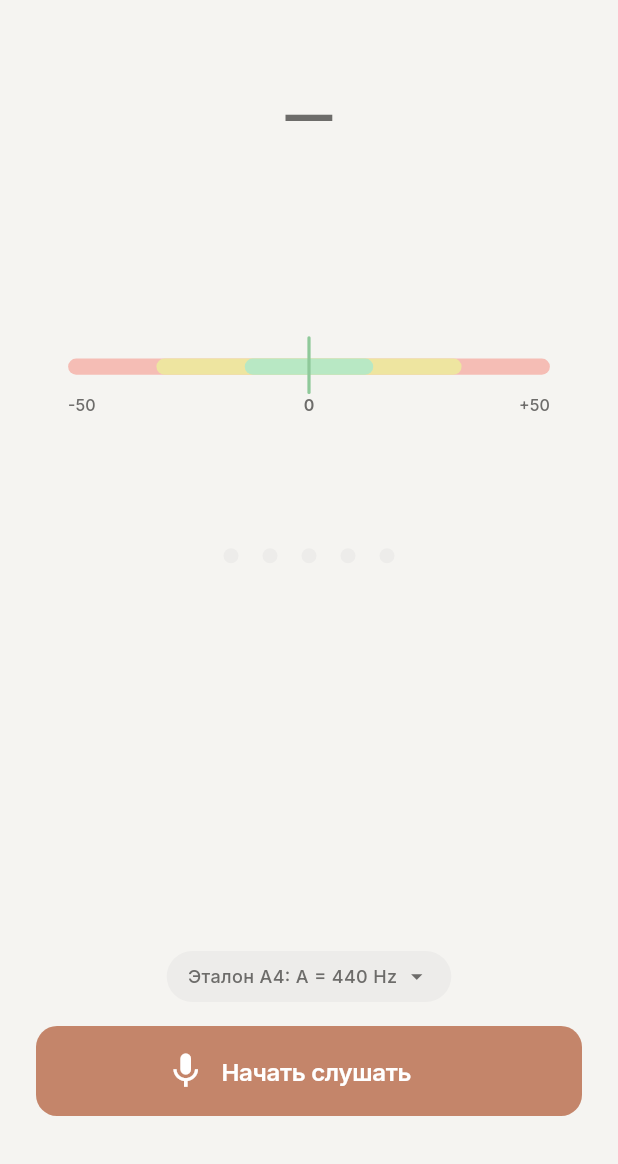
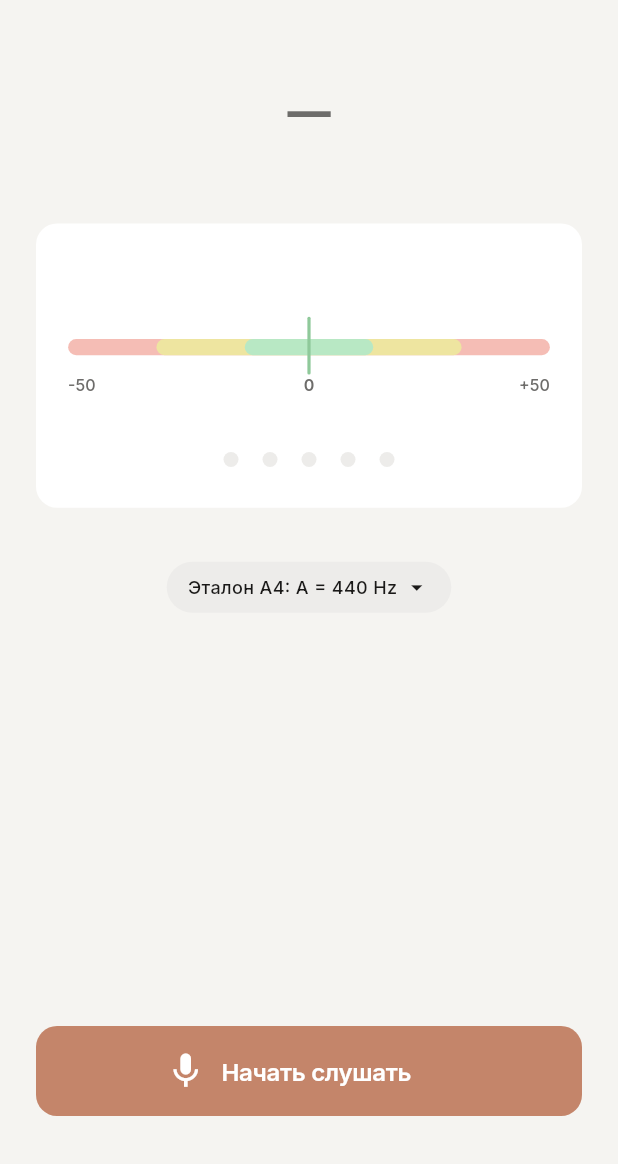
Before and after one commit to matolg/tono, a Flutter app: the TunerScreen screen opened by its route, on a phone screen of 412 x 824 dp, the part 72-1236 px from its top. Run offline on Flutter 3.47's test engine with Material 3 defaults, Android fonts, the phone set to English and light mode, and no system bars; our stand-ins replace flutter_riverpod, go_router, google_fonts, permission_handler, shared_preferences; missing offline and left inert: record; accounts and stored records are empty.

Commit message:
fix: tuner UI design corrections

```diff
--- a/lib/features/tuner/presentation/tuner_screen.dart
+++ b/lib/features/tuner/presentation/tuner_screen.dart
@@ -31,7 +31,7 @@ class _TunerScreenState extends ConsumerState<TunerScreen> {
     final notifier = ref.read(tunerProvider.notifier);
     final isDark = Theme.of(context).brightness == Brightness.dark;
 
-    // Haptic feedback when entering/leaving in-tune zone (|cents| <= 5)
+    // Haptic feedback when entering in-tune zone (|cents| <= 5)
     final inTune =
         state.status == TunerStatus.detected &&
         state.cents != null &&
@@ -43,9 +43,9 @@ class _TunerScreenState extends ConsumerState<TunerScreen> {
 
     final isListening = state.status == TunerStatus.listening ||
         state.status == TunerStatus.detected;
-
     final textSecondary =
         isDark ? AppColors.textSecondaryDark : AppColors.textSecondary;
+    final frameColor = isDark ? AppColors.surfaceDark : AppColors.surface;
 
     return Scaffold(
       appBar: AppBarWidget(title: l10n.screenTunerTitle, showBack: true),
@@ -63,47 +63,74 @@ class _TunerScreenState extends ConsumerState<TunerScreen> {
                 frequency: state.frequency,
               ),
 
-              const SizedBox(height: 24),
+              const SizedBox(height: 16),
 
-              // ── Gauge ─────────────────────────────────────────────────────
-              SizedBox(
-                width: double.infinity,
+              // ── Gauge Frame (card with gauge + octave dots inside) ─────────
+              Container(
+                decoration: BoxDecoration(
+                  color: frameColor,
+                  borderRadius: BorderRadius.circular(14),
+                ),
+                child: ClipRRect(
+                  borderRadius: BorderRadius.circular(14),
                   child: AspectRatio(
                     aspectRatio: 340 / 177,
+                    child: LayoutBuilder(
+                      builder: (_, constraints) {
+                        final h = constraints.maxHeight;
+                        return Stack(
+                          children: [
+                            // Gauge bars, needle, labels
+                            Positioned.fill(
                               child: GaugeWidget(
                                 cents: state.status == TunerStatus.detected
                                     ? state.cents
                                     : null,
                               ),
                             ),
-              ),
-
-              const SizedBox(height: 12),
-
-              // ── Octave dots ───────────────────────────────────────────────
-              OctaveDots(
-                octave: state.status == TunerStatus.detected
+                            // Octave dots at y=127 in 177px design space
+                            Positioned(
+                              top: h * 127 / 177,
+                              left: 0,
+                              right: 0,
+                              height: h * 40 / 177,
+                              child: Center(
+                                child: OctaveDots(
+                                  octave:
+                                      state.status == TunerStatus.detected
                                           ? state.octave
                                           : null,
+                                ),
+                              ),
+                            ),
+                          ],
+                        );
+                      },
+                    ),
+                  ),
+                ),
               ),
 
               const SizedBox(height: 8),
 
               // ── Status label ──────────────────────────────────────────────
+              if (state.status == TunerStatus.listening)
                 Text(
-                _statusLabel(state, l10n),
+                  l10n.tunerListening,
                   style: AppTextStyles.bodyM(color: textSecondary),
-              ),
+                )
+              else
+                const SizedBox(height: 20),
 
-              const Spacer(),
+              const SizedBox(height: 8),
 
-              // ── Reference selector ────────────────────────────────────────
+              // ── Reference selector (directly below gauge) ─────────────────
               TuningReferenceSelector(
                 referenceA4: state.referenceA4,
                 onChanged: notifier.setReferenceA4,
               ),
 
-              const SizedBox(height: 16),
+              const Spacer(),
 
               // ── Error message ─────────────────────────────────────────────
               if (state.status == TunerStatus.error)
@@ -136,13 +163,4 @@ class _TunerScreenState extends ConsumerState<TunerScreen> {
       ),
     );
   }
-
-  String _statusLabel(TunerState state, AppLocalizations l10n) {
-    return switch (state.status) {
-      TunerStatus.idle => '',
-      TunerStatus.listening => l10n.tunerListening,
-      TunerStatus.detected => '',
-      TunerStatus.error => '',
-    };
 }
-}
--- a/lib/features/tuner/presentation/widgets/note_display.dart
+++ b/lib/features/tuner/presentation/widgets/note_display.dart
@@ -20,10 +20,9 @@ class NoteDisplay extends StatelessWidget {
   @override
   Widget build(BuildContext context) {
     final isDark = Theme.of(context).brightness == Brightness.dark;
-    final primary = isDark ? AppColors.primaryDark : AppColors.primary;
-    final secondary =
-        isDark ? AppColors.textSecondaryDark : AppColors.textSecondary;
-    final tertiary =
+    final textPrimary =
+        isDark ? AppColors.textPrimaryDark : AppColors.textPrimary;
+    final textSecondary =
         isDark ? AppColors.textSecondaryDark : AppColors.textSecondary;
 
     final hasNote = noteName != null && octave != null;
@@ -31,21 +30,23 @@ class NoteDisplay extends StatelessWidget {
     return Column(
       mainAxisSize: MainAxisSize.min,
       children: [
-        // Note name + octave
+        // Note name + octave superscript
         Row(
           mainAxisSize: MainAxisSize.min,
           crossAxisAlignment: CrossAxisAlignment.start,
           children: [
             Text(
               hasNote ? noteName! : '—',
-              style: AppTextStyles.monoDisplay(color: hasNote ? primary : secondary),
+              style: AppTextStyles.monoDisplay(
+                color: hasNote ? textPrimary : textSecondary,
+              ).copyWith(fontSize: 48),
             ),
             if (hasNote)
               Padding(
                 padding: const EdgeInsets.only(top: 10),
                 child: Text(
                   '${octave!}',
-                  style: AppTextStyles.monoLabel(color: secondary),
+                  style: AppTextStyles.monoLabel(color: textSecondary),
                 ),
               ),
           ],
@@ -53,10 +54,8 @@ class NoteDisplay extends StatelessWidget {
         const SizedBox(height: 4),
         // Frequency in Hz
         Text(
-          frequency != null
-              ? '${frequency!.toStringAsFixed(1)} Hz'
-              : '',
-          style: AppTextStyles.bodyM(color: tertiary),
+          frequency != null ? '${frequency!.toStringAsFixed(1)} Hz' : '',
+          style: AppTextStyles.bodyM(color: textSecondary),
         ),
       ],
     );
--- a/lib/features/tuner/presentation/widgets/tuning_reference_selector.dart
+++ b/lib/features/tuner/presentation/widgets/tuning_reference_selector.dart
@@ -21,7 +21,7 @@ class TuningReferenceSelector extends StatelessWidget {
     final isDark = Theme.of(context).brightness == Brightness.dark;
     final bg = isDark ? AppColors.surfaceVariantDark : AppColors.surfaceVariant;
     final textColor =
-        isDark ? AppColors.textSecondaryDark : AppColors.textSecondary;
+        isDark ? AppColors.textPrimaryDark : AppColors.textPrimary;
     final l10n = AppLocalizations.of(context)!;
 
     return GestureDetector(
```
Lines whose indentation alone changed are shown as unchanged.
